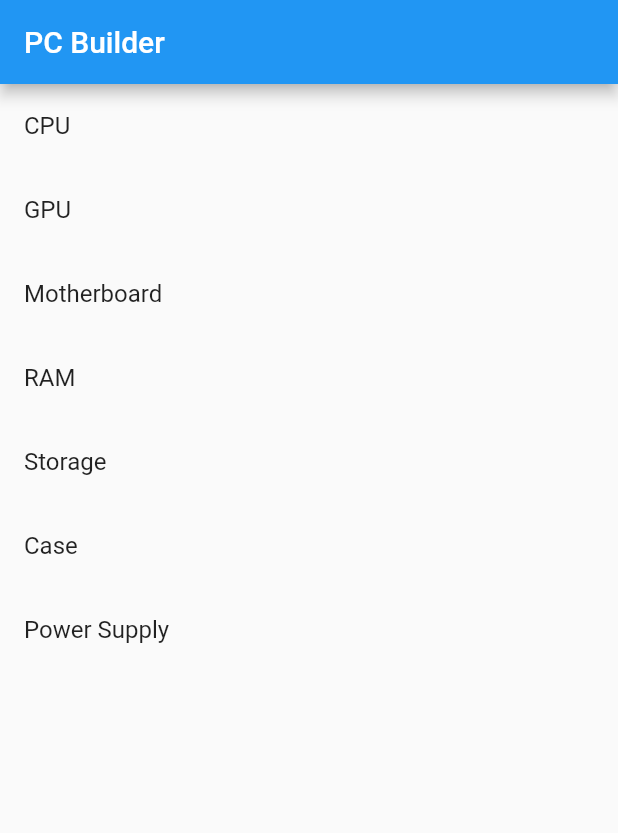
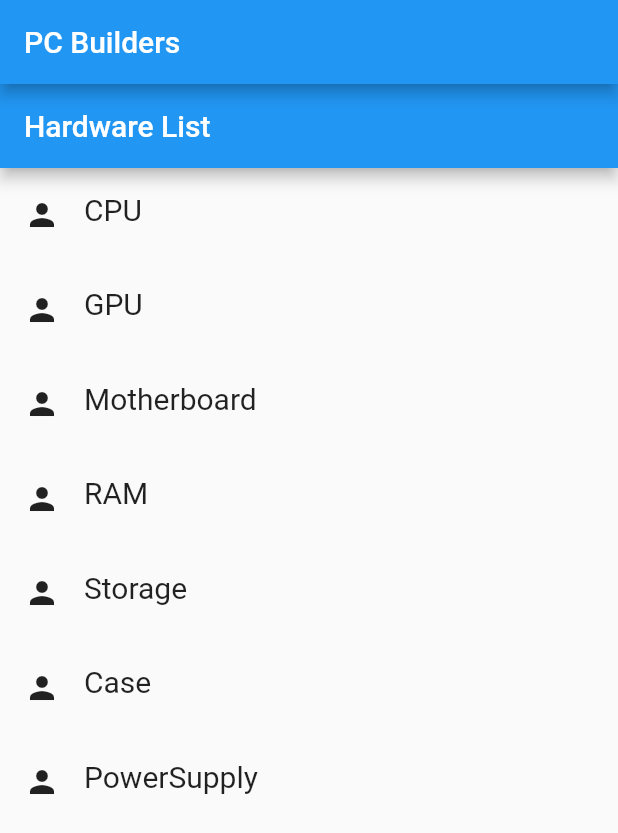
Before and after one commit to jsalinas1/LegoPC, a Flutter app: the screen it shows after launch, on a phone screen of 412 x 824 dp. Shown: the top 833 px of the screen. Run offline on Flutter 3.47's test engine with Material 2 defaults, Android fonts, the phone set to English and light mode, and no system bars.

Commit message:
Added pages for hardware list and switching pages functionality

```diff
--- a/lib/main.dart
+++ b/lib/main.dart
@@ -1,6 +1,18 @@
 import 'package:flutter/material.dart';
+import '../models/Ui.dart';
+import '../pages/cpupage.dart';
+import '../pages/gpupage.dart';
+import '../pages/rampage.dart';
+import '../pages/motherboardpage.dart';
+import '../pages/powersupplypage.dart';
+import '../pages/storagepage.dart';
+import '../pages/casepage.dart';
+
 
 void main() => runApp(MyApp());
+
+
+
 
 class MyApp extends StatelessWidget {
   @override
@@ -8,7 +20,7 @@ class MyApp extends StatelessWidget {
     return MaterialApp(
       home: Scaffold(
         appBar: AppBar(
-          title: Text("PC Builder"),
+          title: Text("PC Builders"),
         ),
         body: PCBuilder(), // Test
       ),
@@ -22,17 +34,97 @@ class PCBuilder extends StatefulWidget {
 }
 
 class _PCBuilderState extends State<PCBuilder> {
-  List<String> _components = [    "CPU",    "GPU",    "Motherboard",    "RAM",    "Storage",    "Case",    "Power Supply",  ];
+
+  List<Ui> hardwarepart_list = [
+    Ui(
+      hardware_name : 'CPU',
+      route : CPUPage(),
+      icon : Icons.person,
+    ),
+
+    Ui(
+      hardware_name : 'GPU',
+      route : GPUPage(),
+      icon : Icons.person,
+    ),
+
+    Ui(
+      hardware_name : 'Motherboard',
+      route : MotherboardPage(),
+      icon : Icons.person,
+    ),
+
+    Ui(
+      hardware_name : 'RAM',
+      route : RAMPage(),
+      icon : Icons.person,
+    ),
+
+    Ui(
+      hardware_name : 'Storage',
+      route : StoragePage(),
+      icon : Icons.person,
+    ),
+
+    Ui(
+      hardware_name : 'Case',
+      route : CasePage(),
+      icon : Icons.person,
+    ),
+
+    Ui(
+      hardware_name : 'PowerSupply',
+      route : PowerSupplyPage(),
+      icon : Icons.person,
+    ),
+
+  ];
+
+
 
   @override
   Widget build(BuildContext context) {
-    return ListView.builder(
-      itemCount: _components.length,
-      itemBuilder: (context, index) {
-        return ListTile(
-          title: Text(_components[index]),
-        );
-      },
+    return Scaffold(
+      appBar: AppBar(
+        title: Text("Hardware List"),
+      ),
+
+      body: ListView.builder(
+        itemCount: hardwarepart_list.length,
+        itemBuilder: (BuildContext context, int index){
+          return InkWell(
+            onTap: (){
+              Navigator.push(context,
+              MaterialPageRoute(builder: (context) => hardwarepart_list[index].route),
+              );
+            },
+
+            child: Padding(
+              padding: const EdgeInsets.all(16.0),
+                child: Row(
+                 children: [
+                  Icon(hardwarepart_list[index].icon),
+                   SizedBox(width : 16.0),
+                   Column(
+                     crossAxisAlignment: CrossAxisAlignment.start,
+                     children: [
+                       Text(
+                         hardwarepart_list[index].hardware_name,
+                         style: TextStyle(fontSize: 20.0),
+                       ),
+                       SizedBox(height: 8.0),
+                     ],
+                   )
+                 ],
+              )
+            ),
+          );
+        },
+
+
+
+      )
     );
+
   }
 }
--- /dev/null
+++ b/lib/models/Ui.dart
@@ -0,0 +1,15 @@
+import 'package:flutter/material.dart';
+
+class Ui{
+  final String hardware_name;
+  final Widget route;
+  final IconData icon;
+
+  Ui({
+    required this.hardware_name,
+    required this.route,
+    required this.icon,
+  });
+
+
+}
--- /dev/null
+++ b/lib/pages/powersupplypage.dart
@@ -0,0 +1,17 @@
+import 'package:flutter/material.dart';
+
+class PowerSupplyPage extends StatelessWidget{
+
+
+  Widget build(BuildContext context) {
+    return Scaffold(
+      appBar: AppBar(
+        title: Text('PowerSupply'),
+      ),
+      body: Center(
+        child: Text('PowerSupply'),
+      ),
+    );
+  }
+
+}
```
Also changed, not shown: lib/pages/casepage.dart (added, +17 -0 lines), lib/pages/cpupage.dart (added, +17 -0 lines), lib/pages/gpupage.dart (added, +17 -0 lines), lib/pages/motherboardpage.dart (added, +17 -0 lines), lib/pages/rampage.dart (added, +17 -0 lines), lib/pages/storagepage.dart (added, +17 -0 lines).
